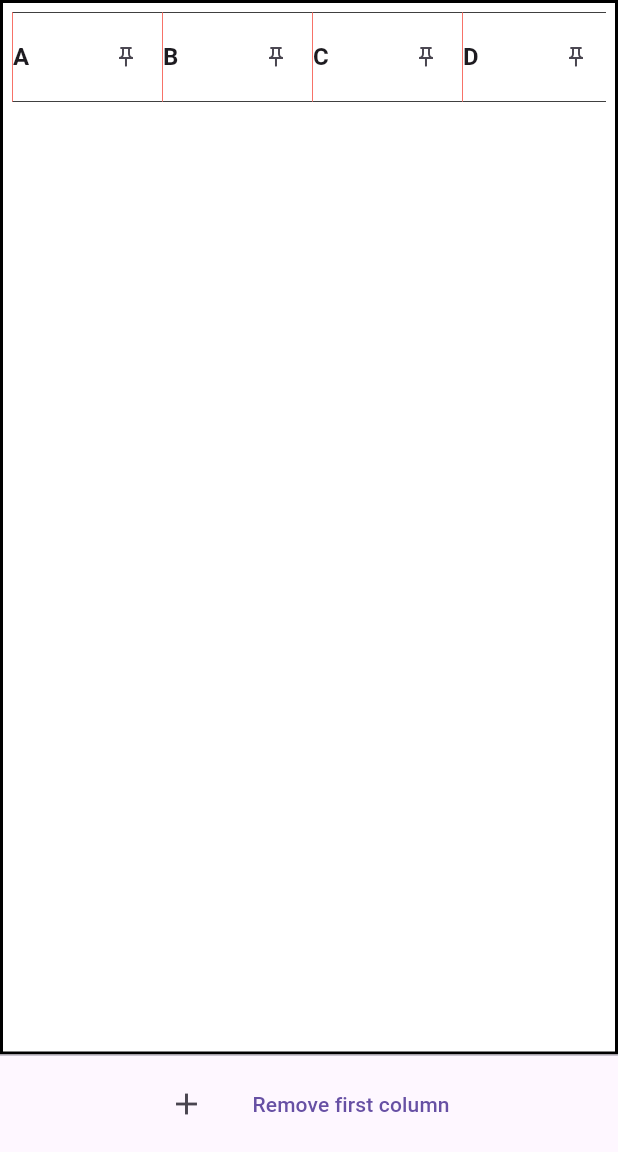
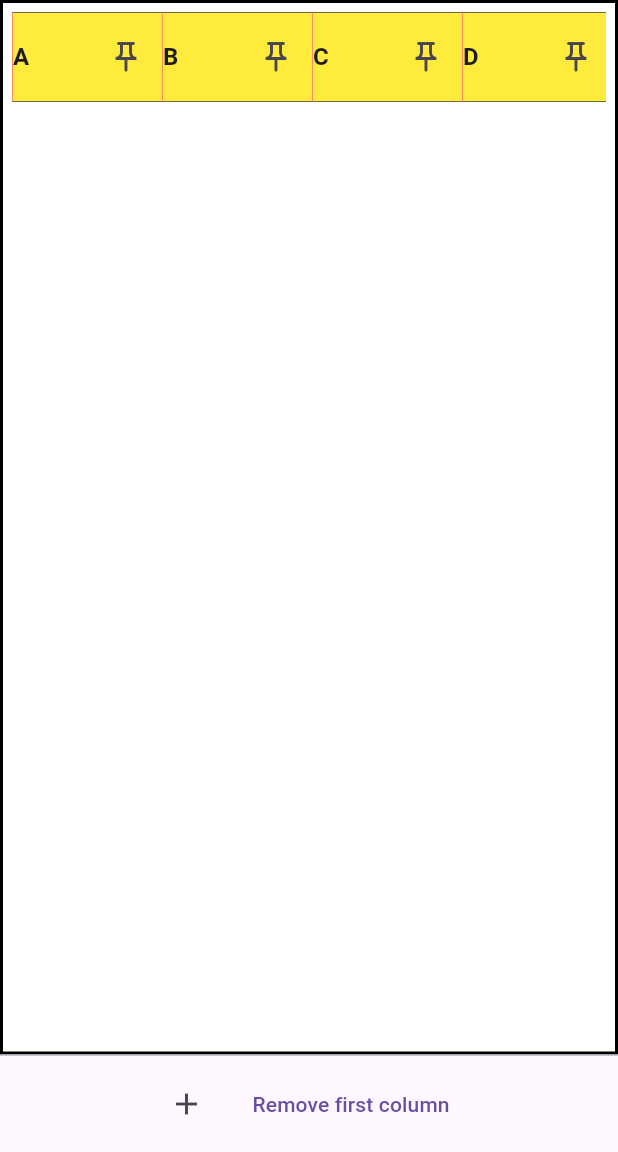
Before and after one commit to SimonWang9610/simple_table_grid, a Flutter app: the screen it shows after launch, on a phone screen of 412 x 824 dp, the part 84-1236 px from its top. Run offline on Flutter 3.47's test engine with Material 3 defaults, Android fonts, the phone set to English and light mode, and no system bars.

Commit message:
feedback constraints

```diff
--- a/example/lib/main.dart
+++ b/example/lib/main.dart
@@ -110,34 +110,34 @@ class _MyAppState extends State<MyApp> {
   }
 
   Widget _buildColumn(BuildContext ctx, ColumnHeaderDetail detail) {
-    // return Container(
-    //   color: detail.isPinned ? Colors.blue : Colors.yellow,
-    //   child: Row(
-    //     mainAxisAlignment: MainAxisAlignment.spaceBetween,
-    //     children: [
-    //       Text(
-    //         detail.columnKey.id,
-    //         style: const TextStyle(
-    //           fontSize: 16,
-    //           fontWeight: FontWeight.bold,
-    //         ),
-    //       ),
-    //       InkWell(
-    //         onTap: () {
-    //           if (detail.isPinned) {
-    //             _controller.columns.unpin(detail.columnKey);
-    //           } else {
-    //             _controller.columns.pin(detail.columnKey);
-    //           }
-    //         },
-    //         child: Icon(
-    //           detail.isPinned ? Icons.push_pin : Icons.push_pin_outlined,
-    //           size: 16,
-    //         ),
-    //       ),
-    //     ],
-    //   ),
-    // );
+    return Container(
+      color: detail.isPinned ? Colors.blue : Colors.yellow,
+      child: Row(
+        mainAxisAlignment: MainAxisAlignment.spaceBetween,
+        children: [
+          Text(
+            detail.columnKey.id,
+            style: const TextStyle(
+              fontSize: 16,
+              fontWeight: FontWeight.bold,
+            ),
+          ),
+          IconButton(
+            onPressed: () {
+              if (detail.isPinned) {
+                _controller.columns.unpin(detail.columnKey);
+              } else {
+                _controller.columns.pin(detail.columnKey);
+              }
+            },
+            icon: Icon(
+              detail.isPinned ? Icons.push_pin : Icons.push_pin_outlined,
+              // size: 16,
+            ),
+          ),
+        ],
+      ),
+    );
 
     return InkWell(
       onTap: () {},
--- a/lib/custom_render/header_widget.dart
+++ b/lib/custom_render/header_widget.dart
@@ -3,6 +3,11 @@ import 'package:simple_table_grid/custom_render/auto_cursor_region.dart';
 import 'package:simple_table_grid/custom_render/drag_widget.dart';
 import 'package:simple_table_grid/simple_table_grid.dart';
 import 'package:simple_table_grid/src/controllers/misc.dart';
+
+typedef TableCellReorderCallback<T extends CellDetail> = void Function(
+  T from,
+  T to,
+);
 
 class HeaderWidget extends StatefulWidget {
   final Border? border;
@@ -10,8 +15,7 @@ class HeaderWidget extends StatefulWidget {
   final ColumnHeaderDetail detail;
   final TableCellDetailBuilder<ColumnHeaderDetail> builder;
   final TableSizer? sizer;
-  final bool isMiddleHeader;
-  final bool enableDrag;
+  final TableCellReorderCallback<ColumnHeaderDetail>? onReorder;
 
   const HeaderWidget({
     super.key,
@@ -20,8 +24,7 @@ class HeaderWidget extends StatefulWidget {
     required this.detail,
     required this.builder,
     this.sizer,
-    this.isMiddleHeader = true,
-    this.enableDrag = true,
+    this.onReorder,
   });
 
   @override
@@ -30,7 +33,7 @@ class HeaderWidget extends StatefulWidget {
 
 class _HeaderWidgetState extends State<HeaderWidget> {
   late final ValueNotifier<bool> _canDrag =
-      ValueNotifier<bool>(widget.enableDrag);
+      ValueNotifier<bool>(widget.onReorder != null);
 
   TableCursorDelegate? get cursorDelegate =>
       widget.sizer as TableCursorDelegate?;
@@ -45,7 +48,7 @@ class _HeaderWidgetState extends State<HeaderWidget> {
   Widget build(BuildContext context) {
     Widget child = widget.builder(context, widget.detail);
 
-    if (widget.enableDrag && cursorDelegate != null) {
+    if (widget.onReorder != null && cursorDelegate != null) {
       child = ValueListenableBuilder(
         valueListenable: _canDrag,
         builder: (_, canDrag, child) {
@@ -56,7 +59,8 @@ class _HeaderWidgetState extends State<HeaderWidget> {
         },
         child: DraggableCellWidget(
           detail: widget.detail,
-          onAccept: (from, to) {},
+          feedback: _buildFeedback(context, child),
+          onAccept: widget.onReorder!,
           onDragStarted: () => cursorDelegate?.setDragging(true),
           onDragEnd: () => cursorDelegate?.setDragging(false),
           child: child,
@@ -88,7 +92,7 @@ class _HeaderWidgetState extends State<HeaderWidget> {
             ) ??
             SystemMouseCursors.basic;
 
-        if (widget.enableDrag) {
+        if (widget.onReorder != null) {
           _canDrag.value = cursor != SystemMouseCursors.resizeColumn &&
               cursor != SystemMouseCursors.resizeRow;
         }
@@ -105,4 +109,21 @@ class _HeaderWidgetState extends State<HeaderWidget> {
       child: child,
     );
   }
+
+  Widget _buildFeedback(BuildContext context, Widget child) {
+    final box = context.findRenderObject() as RenderBox?;
+
+    if (box == null) return child;
+
+    final size = box.size;
+
+    return SizedBox(
+      width: size.width,
+      height: size.height,
+      child: Material(
+        color: Colors.transparent,
+        child: child,
+      ),
+    );
+  }
 }
--- a/lib/custom_render/widget.dart
+++ b/lib/custom_render/widget.dart
@@ -1,10 +1,10 @@
-import 'package:flutter/widgets.dart';
+import 'package:flutter/material.dart';
 import 'package:simple_table_grid/custom_render/header_widget.dart';
 import 'package:simple_table_grid/custom_render/cell_widget.dart';
 
 import 'package:simple_table_grid/simple_table_grid.dart';
 
-class TableGrid extends StatelessWidget {
+class TableGrid extends StatefulWidget {
   final TableController controller;
   final ScrollController? horizontalScrollController;
   final ScrollController? verticalScrollController;
@@ -31,33 +31,58 @@ class TableGrid extends StatelessWidget {
   });
 
   @override
+  State<TableGrid> createState() => _TableGridState();
+}
+
+class _TableGridState extends State<TableGrid> {
+  ScrollController? _horizontalFallbackController;
+  ScrollController? _verticalFallbackController;
+
+  ScrollController get _effectiveHorizontalScrollController =>
+      widget.horizontalScrollController ??
+      (_horizontalFallbackController ??= ScrollController());
+
+  ScrollController get _effectiveVerticalScrollController =>
+      widget.verticalScrollController ??
+      (_verticalFallbackController ??= ScrollController());
+
+  @override
+  void dispose() {
+    _horizontalFallbackController?.dispose();
+    _verticalFallbackController?.dispose();
+    super.dispose();
+  }
+
+  @override
   Widget build(BuildContext context) {
-    return ListenableBuilder(
-      listenable: controller,
+    final grid = ListenableBuilder(
+      listenable: widget.controller,
       builder: (_, __) {
         return TableGridView.builder(
           mainAxis: Axis.horizontal,
           horizontalDetails: ScrollableDetails.horizontal(
-            controller: horizontalScrollController,
-            physics: horizontalScrollPhysics ?? const ClampingScrollPhysics(),
+            controller: _effectiveHorizontalScrollController,
+            physics:
+                widget.horizontalScrollPhysics ?? const ClampingScrollPhysics(),
           ),
           verticalDetails: ScrollableDetails.vertical(
-            controller: verticalScrollController,
-            physics: verticalScrollPhysics ?? const ClampingScrollPhysics(),
+            controller: _effectiveVerticalScrollController,
+            physics:
+                widget.verticalScrollPhysics ?? const ClampingScrollPhysics(),
           ),
-          columnCount: controller.columnCount,
-          rowCount: controller.rowCount,
-          pinnedColumnCount: controller.pinnedColumnCount,
-          pinnedRowCount: controller.pinnedRowCount,
+          columnCount: widget.controller.columnCount,
+          rowCount: widget.controller.rowCount,
+          pinnedColumnCount: widget.controller.pinnedColumnCount,
+          pinnedRowCount: widget.controller.pinnedRowCount,
           rowExtentBuilder: (index) {
-            return controller.sizer.getRowExtent(index);
+            return widget.controller.sizer.getRowExtent(index);
           },
           columnExtentBuilder: (index) {
-            return controller.sizer.getColumnExtent(index);
+            return widget.controller.sizer.getColumnExtent(index);
           },
           builder: (_, vicinity) {
             final listenable =
-                controller.internal.getCellFocusNotifier(vicinity);
+                widget.controller.internal.getCellFocusNotifier(vicinity);
             return listenable == null
                 ? _buildCell(context, vicinity)
                 : ListenableBuilder(
@@ -68,6 +93,16 @@ class TableGrid extends StatelessWidget {
         );
       },
     );
+
+    final bar = Scrollbar(
+      controller: _effectiveVerticalScrollController,
+      child: grid,
+    );
+
+    return Scrollbar(
+      controller: _effectiveHorizontalScrollController,
+      child: bar,
+    );
   }
 
   Widget _buildCell(
@@ -77,37 +112,38 @@ class TableGrid extends StatelessWidget {
     final rightEdge = _isRightEdge(vicinity.column);
     final bottomEdge = _isBottomEdge(vicinity.row);
 
-    final cellBorder = border.calculateBorder(rightEdge, bottomEdge);
-    final padding = border.calculatePadding(rightEdge, bottomEdge);
+    final cellBorder = widget.border.calculateBorder(rightEdge, bottomEdge);
+    final padding = widget.border.calculatePadding(rightEdge, bottomEdge);
 
-    final detail = controller.internal.getCellDetail(vicinity);
+    final detail = widget.controller.internal.getCellDetail(vicinity);
 
     return switch (detail) {
       ColumnHeaderDetail() => HeaderWidget(
-          isMiddleHeader: vicinity.column > 0 &&
-              vicinity.column < controller.columnCount - 1,
           border: cellBorder,
           padding: padding,
           detail: detail,
-          builder: headerBuilder,
-          sizer: controller.sizer,
+          builder: widget.headerBuilder,
+          sizer: widget.controller.sizer,
+          onReorder: (from, to) {
+            widget.controller.columns.reorder(from.columnKey, to.columnKey);
+          },
         ),
       TableCellDetail() => CellWidget(
           border: cellBorder,
           padding: padding,
           detail: detail,
-          builder: builder,
+          builder: widget.builder,
         ),
     };
   }
 
   bool _isBottomEdge(int row) {
-    return row == controller.pinnedRowCount - 1 ||
-        row == controller.rowCount - 1;
+    return row == widget.controller.pinnedRowCount - 1 ||
+        row == widget.controller.rowCount - 1;
   }
 
   bool _isRightEdge(int column) {
-    return column == controller.columnCount - 1 ||
-        column == controller.pinnedColumnCount - 1;
+    return column == widget.controller.columnCount - 1 ||
+        column == widget.controller.pinnedColumnCount - 1;
   }
 }
--- a/lib/src/components/key_ordering.dart
+++ b/lib/src/components/key_ordering.dart
@@ -298,19 +298,17 @@ class EfficientOrdering<T extends TableKey> extends KeyOrdering<T> {
       return; // No need to reorder if the keys are the same
     }
 
-    final removed = _keys.remove(from);
+    final fromIndex = _keys.indexOf(from);
+    final toIndex = _keys.indexOf(to);
 
-    if (removed) {
-      final toIndex = _keys.indexOf(to) + 1;
+    assert(
+      fromIndex != -1 && toIndex != -1,
+      "Both keys must be present in the ordering",
+    );
 
-      if (toIndex == 0) {
-        // If 'to' is not in the list, add 'from' at the end
-        _keys.add(from);
-      } else {
-        // Insert 'from' before 'to'
-        _keys.insert(toIndex, from);
-      }
-    }
+    _keys.removeAt(fromIndex);
+
+    _keys.insert(toIndex, from);
   }
 
   @override
--- a/lib/src/controllers/column_controller.dart
+++ b/lib/src/controllers/column_controller.dart
@@ -120,10 +120,12 @@ final class TableHeaderController extends TableColumnController
       _nonPinnedOrdering.reorder(from, to);
     } else if (fromPinned && !toPinned) {
       _pinnedOrdering.remove(from);
-      _nonPinnedOrdering.add(to);
+      _nonPinnedOrdering.add(from);
+      _nonPinnedOrdering.reorder(from, to);
     } else if (!fromPinned && toPinned) {
       _nonPinnedOrdering.remove(from);
-      _pinnedOrdering.add(to);
+      _pinnedOrdering.add(from);
+      _pinnedOrdering.reorder(from, to);
     }
 
     notify();
```
